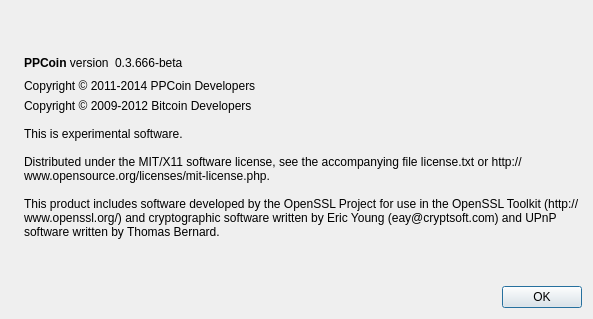
Above: src/qt/forms/aboutdialog.ui from xziy/Peershares before the change. Below: the same form after it.
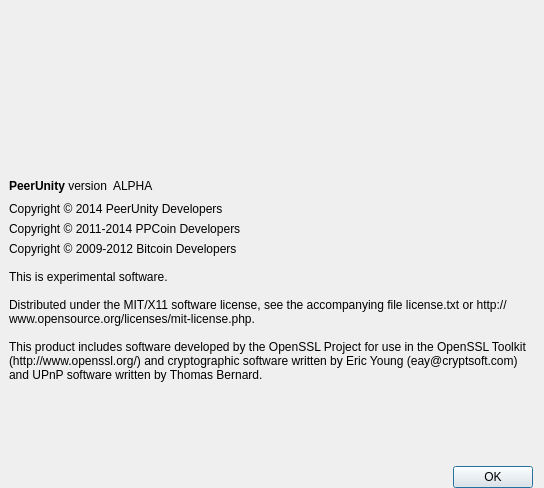
That is the form after the change. Icons and pictures are not drawn.

Commit message: branded about dialog box

Diff of the .ui file:
```diff
--- a/src/qt/forms/aboutdialog.ui
+++ b/src/qt/forms/aboutdialog.ui
@@ -6,30 +6,23 @@
    <rect>
     <x>0</x>
     <y>0</y>
-    <width>593</width>
-    <height>319</height>
+    <width>544</width>
+    <height>488</height>
    </rect>
   </property>
   <property name="windowTitle">
    <string>About PeerUnity</string>
   </property>
   <layout class="QHBoxLayout" name="horizontalLayout_2">
-   <item>
-    <widget class="QLabel" name="label_4">
-     <property name="sizePolicy">
-      <sizepolicy hsizetype="Preferred" vsizetype="Ignored">
-       <horstretch>0</horstretch>
-       <verstretch>0</verstretch>
-      </sizepolicy>
-     </property>
-     <property name="text">
-      <string/>
-     </property>
-     <property name="pixmap">
-      <pixmap resource="../bitcoin.qrc">:/images/about</pixmap>
-     </property>
-    </widget>
-   </item>
+   <property name="leftMargin">
+    <number>9</number>
+   </property>
+   <property name="topMargin">
+    <number>0</number>
+   </property>
+   <property name="bottomMargin">
+    <number>0</number>
+   </property>
    <item>
     <layout class="QVBoxLayout" name="verticalLayout_2">
      <item>
@@ -45,12 +38,41 @@
        </property>
       </spacer>
      </item>
+     <item>
+      <widget class="QLabel" name="label_3">
+       <property name="text">
+        <string/>
+       </property>
+       <property name="pixmap">
+        <pixmap resource="../bitcoin.qrc">:/icons/res/icons/horizontal_trans-no-shadow.png</pixmap>
+       </property>
+       <property name="alignment">
+        <set>Qt::AlignCenter</set>
+       </property>
+       <property name="indent">
+        <number>0</number>
+       </property>
+      </widget>
+     </item>
+     <item>
+      <spacer name="verticalSpacer_3">
+       <property name="orientation">
+        <enum>Qt::Vertical</enum>
+       </property>
+       <property name="sizeHint" stdset="0">
+        <size>
+         <width>20</width>
+         <height>40</height>
+        </size>
+       </property>
+      </spacer>
+     </item>
      <item>
       <layout class="QHBoxLayout" name="horizontalLayout">
        <item>
         <widget class="QLabel" name="label">
          <property name="text">
-          <string>&lt;b&gt;PPCoin&lt;/b&gt; version</string>
+          <string>&lt;html&gt;&lt;head/&gt;&lt;body&gt;&lt;p&gt;&lt;span style=&quot; font-weight:600;&quot;&gt;PeerUnity&lt;/span&gt; version&lt;/p&gt;&lt;/body&gt;&lt;/html&gt;</string>
          </property>
          <property name="textInteractionFlags">
           <set>Qt::LinksAccessibleByMouse|Qt::TextSelectableByKeyboard|Qt::TextSelectableByMouse</set>
@@ -60,7 +82,7 @@
        <item>
         <widget class="QLabel" name="versionLabel">
          <property name="text">
-          <string notr="true">0.3.666-beta</string>
+          <string notr="true">ALPHA</string>
          </property>
          <property name="textFormat">
           <enum>Qt::RichText</enum>
@@ -85,6 +107,13 @@
        </item>
       </layout>
      </item>
+     <item>
+      <widget class="QLabel" name="label_4">
+       <property name="text">
+        <string>Copyright © 2014 PeerUnity Developers</string>
+       </property>
+      </widget>
+     </item>
      <item>
       <widget class="QLabel" name="label_ppcoin_copyright">
        <property name="text">
```
The commit also changes 1 other file.
